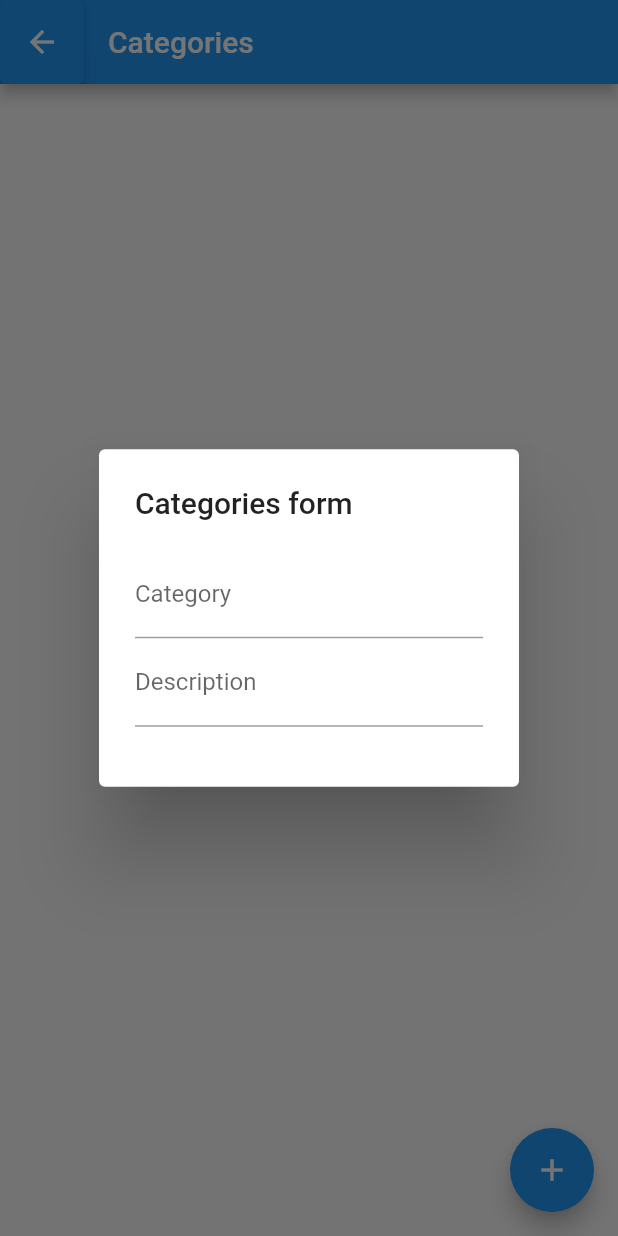
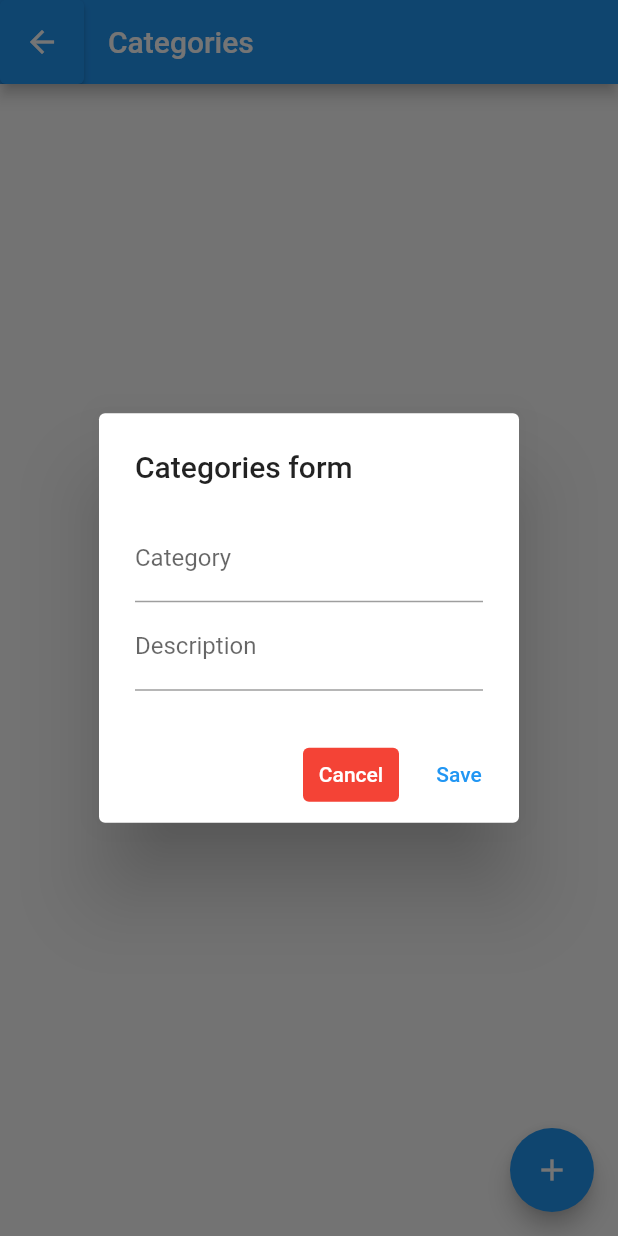
Before and after one commit to RJ2607/To_Do_List, a Flutter app: the CategoriesScreen screen opened directly, after a tap on the "add" icon, on a phone screen of 412 x 824 dp. Run offline on Flutter 3.47's test engine with Material 2 defaults, Android fonts, the phone set to English and light mode, and no system bars; network calls fail.

Commit message:
category add button

```diff
--- a/lib/screens/categories_screen.dart
+++ b/lib/screens/categories_screen.dart
@@ -2,6 +2,8 @@ import 'package:flutter/material.dart';
 import 'package:flutter/src/widgets/framework.dart';
 import 'package:flutter/src/widgets/placeholder.dart';
 import 'package:project/screens/home_screen.dart';
+import 'package:flutter/src/widgets/basic.dart';
+import 'package:flutter/src/widgets/framework.dart';
 
 class CategoriesScreen extends StatefulWidget {
   @override
@@ -15,7 +17,15 @@ class _CategoriesScreenState extends State<CategoriesScreen> {
         barrierDismissible: true,
         builder: (param) {
           return AlertDialog(
-            actions: <Widget>[],
+            actions: <Widget>[
+              TextButton(
+                onPressed: () {},
+                child: Text("Cancel"),
+                style: TextButton.styleFrom(
+                    foregroundColor: Colors.white, backgroundColor: Colors.red),
+              ),
+              TextButton(onPressed: () {}, child: Text("Save"))
+            ],
             title: Text('Categories form'),
             content: SingleChildScrollView(
               child: Column(
```
